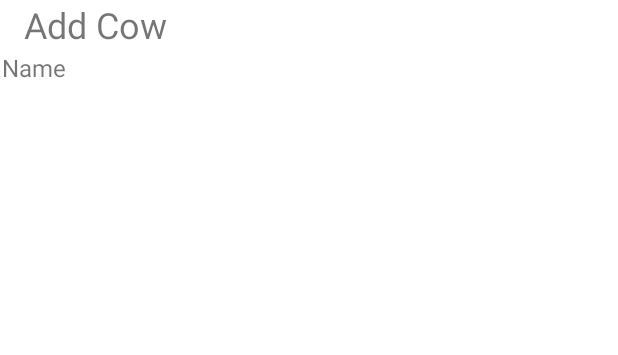
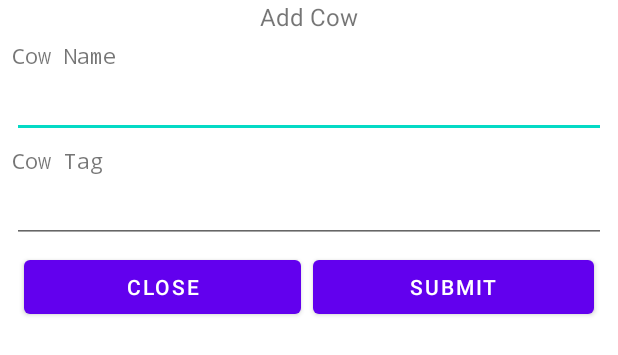
Before and after one commit to brianwangocho/record-app, an Android app: the layout cow_bottom_sheet_form.xml on its own in the app's theme, with its tools: preview values and no code run, on a phone screen of 412 x 824 dp. Shown: the top 355 px of the screen. Run offline under Robolectric (Android 15) with nearby library versions, the phone set to English and light mode, and no system bars.

Commit message:
fixed bottom sheet button and fix  viewmodel function to add data

```diff
--- a/app/src/main/java/com/example/milking/CowsFragment.kt
+++ b/app/src/main/java/com/example/milking/CowsFragment.kt
@@ -5,10 +5,7 @@ import androidx.fragment.app.Fragment
 import android.view.LayoutInflater
 import android.view.View
 import android.view.ViewGroup
-import android.widget.LinearLayout
-import android.widget.RelativeLayout
-import android.widget.TextView
-import android.widget.Toast
+import android.widget.*
 import androidx.constraintlayout.widget.ConstraintLayout
 import androidx.lifecycle.Observer
 import androidx.lifecycle.ViewModelProvider
@@ -23,6 +20,8 @@ import com.example.milking.viewmodels.MyViewModelFactory
 import com.google.android.material.bottomsheet.BottomSheetBehavior
 import com.google.android.material.bottomsheet.BottomSheetDialog
 import com.google.android.material.floatingactionbutton.FloatingActionButton
+import java.util.*
+import kotlin.collections.ArrayList
 
 // TODO: Rename parameter arguments, choose names that match
 // the fragment initialization parameters, e.g. ARG_ITEM_NUMBER
@@ -119,7 +118,19 @@ class CowsFragment : Fragment() {
         if (dialog != null) {
             dialog.setContentView(R.layout.cow_bottom_sheet_form)
 
-            val RLEdit = dialog.findViewById<TextView>(R.id.tvTitle)
+            val cowName = dialog.findViewById<EditText>(R.id.cow_name_text)
+            val cowTag = dialog.findViewById<EditText>(R.id.cow_tag_text)
+            val close_btn = dialog.findViewById<Button>(R.id.close)
+            val submit   = dialog.findViewById<Button>(R.id.submit)
+
+            submit?.setOnClickListener{
+
+               var data =     Cow(0,cowTag?.text.toString(), cowName?.text.toString(), Date())
+                //TODO: FINISH ADD COW FUNCTION TO THE SERVICE AND RESPONSE
+                viewModel.addCow(data)
+
+
+            }
 
 
             dialog.show()
--- a/app/src/main/java/com/example/milking/models/Cow.kt
+++ b/app/src/main/java/com/example/milking/models/Cow.kt
@@ -3,7 +3,7 @@ package com.example.milking.models
 import java.util.*
 
 data class Cow (
-    val id :Int,
+    val id  : Int,
     val name:String,
     val tag:String,
     val createdOn: Date
--- a/app/src/main/java/com/example/milking/repository/CowRepository.kt
+++ b/app/src/main/java/com/example/milking/repository/CowRepository.kt
@@ -3,9 +3,14 @@ package com.example.milking.repository
 import com.example.milking.api.RetrofitInstance
 import com.example.milking.models.Cow
 import retrofit2.Call
+import retrofit2.Response
 
 class CowRepository {
      fun getCows(): Call<List<Cow>> {
       return  RetrofitInstance.api.getAllCows()
     }
+
+   fun addCow(cow: Cow):Call<Cow>{
+       return RetrofitInstance.api.addCow(cow)
+   }
 }
--- a/app/src/main/java/com/example/milking/viewmodels/CowViewModel.kt
+++ b/app/src/main/java/com/example/milking/viewmodels/CowViewModel.kt
@@ -45,11 +45,13 @@ class CowViewModel(private val repository: CowRepository) :ViewModel(){
 
          })
 
-//        viewModelScope.launch{
-//            val response = repository.getCows()
-//            cre
-//
-//
-//        }
+
+    }
+
+    fun addCow(cow: Cow){
+        val call  = repository.addCow(cow)
+
+
+
     }
 }
--- a/app/src/main/res/layout/cow_bottom_sheet_form.xml
+++ b/app/src/main/res/layout/cow_bottom_sheet_form.xml
@@ -2,37 +2,109 @@
 <androidx.constraintlayout.widget.ConstraintLayout xmlns:android="http://schemas.android.com/apk/res/android"
     xmlns:app="http://schemas.android.com/apk/res-auto"
 
+    xmlns:tools="http://schemas.android.com/tools"
     android:id="@+id/bottomSheet"
     android:layout_width="match_parent"
     android:layout_height="wrap_content"
     app:behavior_hideable="false"
-    app:behavior_peekHeight="32dp"
+    app:behavior_peekHeight="132dp"
 
     >
-    <androidx.appcompat.widget.AppCompatTextView
-        android:id="@+id/tvTitle"
-        android:layout_width="0dp"
+
+<RelativeLayout
+    android:layout_width="match_parent"
+    android:layout_height="wrap_content"
+    tools:ignore="MissingConstraints">
+    <TextView
+        android:layout_width="match_parent"
         android:layout_height="wrap_content"
-        android:layout_marginStart="16dp"
-        android:layout_marginEnd="1dp"
         android:text="Add Cow"
-        android:textSize="24sp"
-        app:layout_constraintEnd_toEndOf="parent"
-        app:layout_constraintStart_toStartOf="parent"
-        app:layout_constraintTop_toTopOf="parent" />
+        android:textSize="16sp"
+        android:id="@+id/form_title"
+        android:textAlignment="center"
+        android:layout_marginStart="8dp"
+        android:layout_marginEnd="8dp"
+        />
+    <TextView
+        android:layout_width="match_parent"
+        android:layout_height="wrap_content"
+        android:layout_below="@id/form_title"
+        android:layout_marginStart="8dp"
+        android:layout_marginEnd="8dp"
+        android:fontFamily="monospace"
+        android:id="@+id/name_label"
+        android:text="Cow Name"
+        android:layout_marginTop="5dp"
+        />
+
+    <EditText
+        android:id="@+id/cow_name_text"
+        android:layout_width="match_parent"
+        android:layout_height="wrap_content"
+        android:layout_below="@id/name_label"
+        android:layout_marginStart="8dp"
+        android:layout_marginEnd="8dp" />
+    <TextView
+        android:layout_width="wrap_content"
+        android:layout_height="wrap_content"
+        android:layout_below="@id/cow_name_text"
+        android:id="@+id/cow_tag_label"
+        android:text="Cow Tag"
+        android:fontFamily="monospace"
+        android:layout_marginTop="5dp"
+        android:layout_marginStart="8dp"
+        android:layout_marginEnd="8dp"
+        />
+
+    <EditText
+        android:id="@+id/cow_tag_text"
+        android:layout_width="match_parent"
+        android:layout_height="wrap_content"
+        android:layout_below="@id/cow_tag_label"
+        android:layout_marginStart="8dp"
+        android:layout_marginEnd="8dp" />
+
+    <androidx.appcompat.widget.LinearLayoutCompat
+        android:layout_width="match_parent"
+        android:layout_height="wrap_content"
+        android:layout_below="@id/cow_tag_text"
+        android:layout_marginStart="8dp"
+        android:layout_marginTop="5dp"
+        android:layout_marginEnd="8dp"
+        android:orientation="horizontal"
+        android:weightSum="4">
+
+        <Button
+            android:id="@+id/close"
+            android:layout_width="wrap_content"
+            android:layout_height="wrap_content"
+            android:layout_below="@id/cow_tag_text"
+            android:layout_marginStart="8dp"
+            android:layout_weight="2"
+            android:text="close"
+
+            />
+
+        <Button
+            android:id="@+id/submit"
+            android:layout_width="wrap_content"
+            android:layout_height="wrap_content"
+            android:layout_below="@id/cow_tag_text"
+            android:layout_alignRight="@id/close"
+            android:layout_marginStart="8dp"
+            android:layout_marginEnd="8dp"
+            android:layout_weight="2"
+            android:text="Submit" />
+
+    </androidx.appcompat.widget.LinearLayoutCompat>
 
 
-    <androidx.appcompat.widget.AppCompatTextView
-        android:id="@+id/tvSubtitle"
-        android:layout_width="0dp"
-        android:layout_height="wrap_content"
-        android:layout_margin="1dp"
-        android:text="Name"
-        android:textSize="16sp"
-        app:layout_constraintBottom_toBottomOf="parent"
-        app:layout_constraintEnd_toEndOf="parent"
-        app:layout_constraintStart_toStartOf="parent"
-        app:layout_constraintTop_toBottomOf="@+id/tvTitle" />
+
+
+
+</RelativeLayout>
+
+
 
 
 </androidx.constraintlayout.widget.ConstraintLayout>
```
